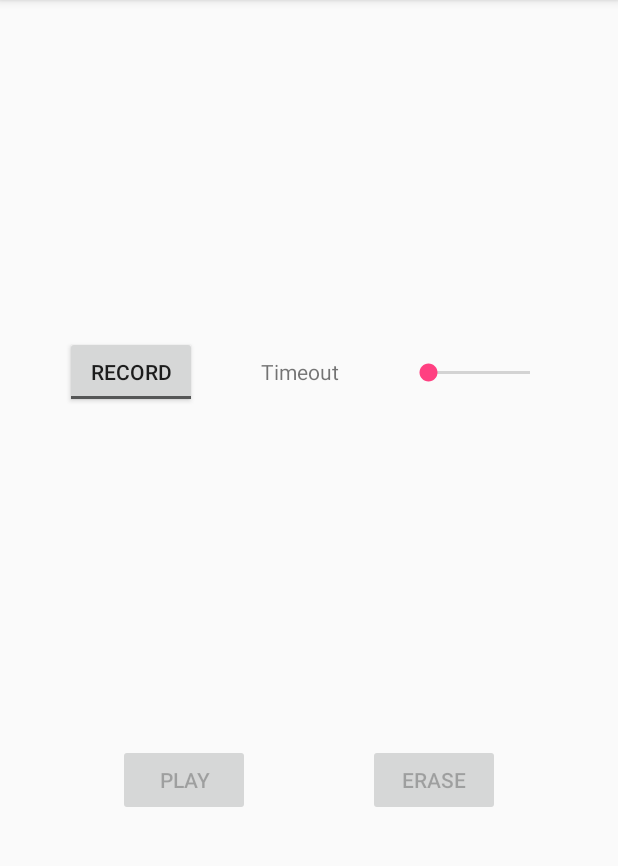
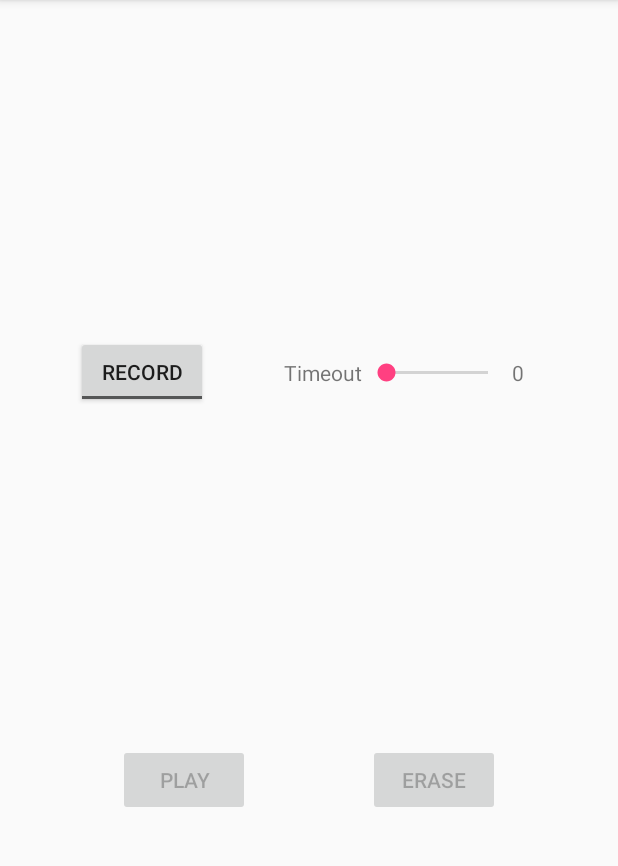
Before and after one commit to nick-bennett/AudioExample, an Android app: the screen it shows after launch (MainActivity), on a phone screen of 412 x 824 dp, the part 84-950 px from its top. Run offline under Robolectric (Android 15) with nearby library versions, the phone set to English and light mode, and no system bars.

Commit message:
Grouping of timer views; fix audio playback.

```diff
--- a/app/src/main/res/layout/activity_main.xml
+++ b/app/src/main/res/layout/activity_main.xml
@@ -15,18 +15,23 @@
     android:textOn="@string/toggle_record_on"
     app:layout_constraintTop_toTopOf="parent"
     app:layout_constraintStart_toStartOf="parent"
-    app:layout_constraintEnd_toStartOf="@+id/timer_label"
+    app:layout_constraintEnd_toStartOf="@+id/time_group"
     app:layout_constraintBottom_toTopOf="@+id/playback"/>
 
-  <TextView
-    android:id="@+id/timer_label"
+  <LinearLayout
+    android:id="@+id/time_group"
     android:layout_width="wrap_content"
     android:layout_height="wrap_content"
-    android:text="@string/timer_label"
+    android:gravity="center"
+    app:layout_constraintTop_toTopOf="@id/toggle_record"
     app:layout_constraintStart_toEndOf="@id/toggle_record"
-    app:layout_constraintEnd_toStartOf="@+id/record_time"
-    app:layout_constraintBaseline_toBaselineOf="@id/toggle_record"
-    app:layout_constraintHorizontal_bias="1"/>
+    app:layout_constraintEnd_toEndOf="parent"
+    app:layout_constraintBottom_toBottomOf="@id/toggle_record">
+
+    <TextView
+      android:layout_width="wrap_content"
+      android:layout_height="wrap_content"
+      android:text="@string/timer_label"/>
 
     <SeekBar
       android:id="@+id/record_time"
@@ -34,10 +39,16 @@
       android:layout_height="wrap_content"
       android:min="0"
       android:max="10"
-    app:layout_constraintStart_toEndOf="@id/timer_label"
-    app:layout_constraintEnd_toEndOf="parent"
-    app:layout_constraintBottom_toBottomOf="@id/timer_label"
-    app:layout_constraintHorizontal_bias="0"/>
+      android:progress="10"/>
+
+    <TextView
+      android:id="@+id/record_time_text"
+      android:layout_width="20sp"
+      android:layout_height="wrap_content"
+      android:textAlignment="viewStart"
+      android:text="@string/record_time_text"/>
+
+  </LinearLayout>
 
   <Button
     android:id="@+id/playback"
--- a/app/src/main/res/values/strings.xml
+++ b/app/src/main/res/values/strings.xml
@@ -5,6 +5,7 @@
   <string name="toggle_record_off">Record</string>
   <string name="toggle_record_on">Stop</string>
   <string name="timer_label">Timeout</string>
+  <string name="record_time_text">%1$d</string>
   <string name="raw_filename_format">%1$tY%1$tm%1$td%1$tH%1$tM%1$tS.raw</string>
   <string name="wav_filename_format">%1$tY%1$tm%1$td%1$tH%1$tM%1$tS.wav</string>
 </resources>
```
Also changed, not shown: app/src/main/java/edu/cnm/deepdive/njb/audioexample/MainActivity.java (+51 -8 lines). Lines whose indentation alone changed are shown as unchanged.
